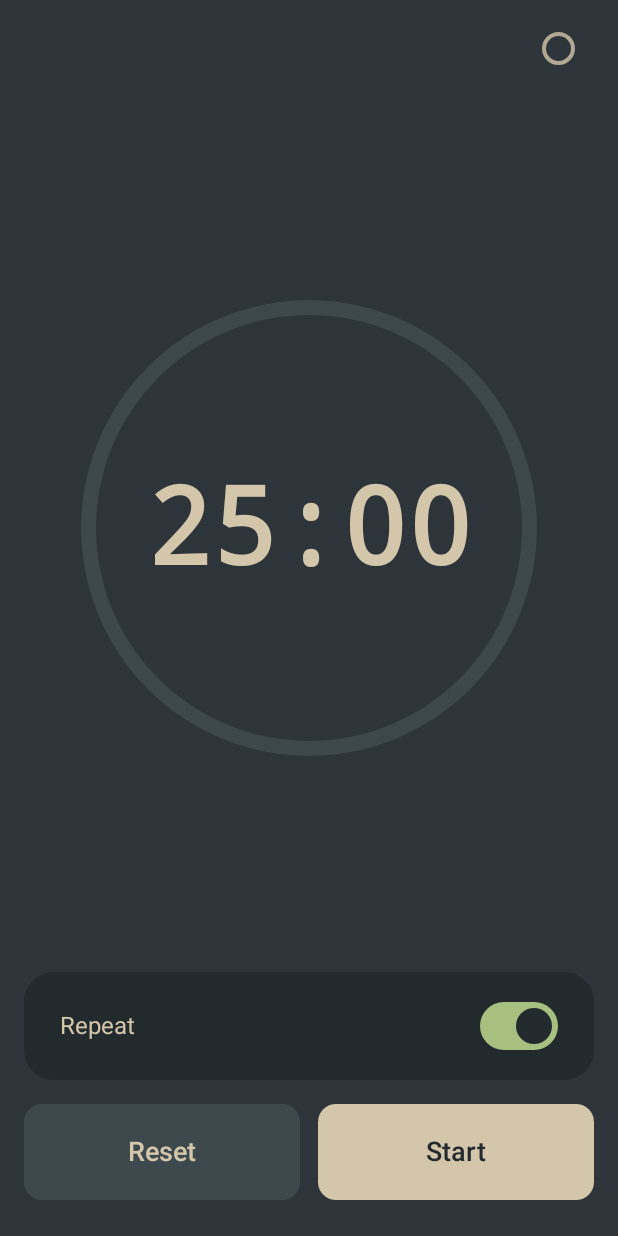
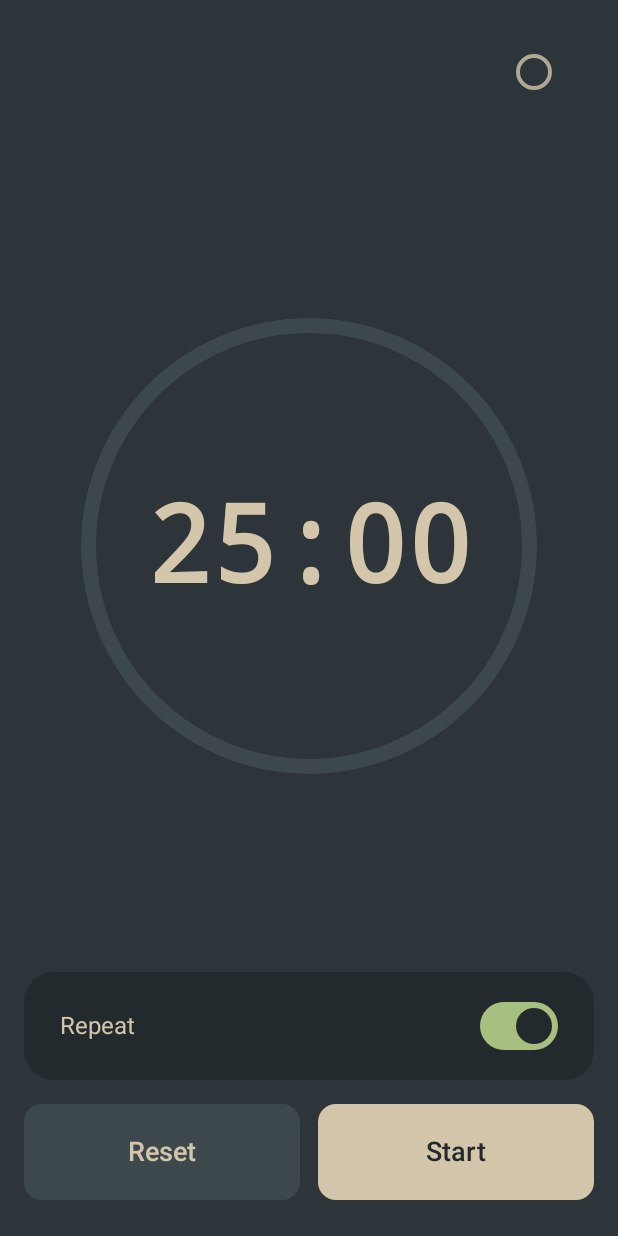
Before and after one commit to jamescrg/enzo, an Android app built with Jetpack Compose: the screen it shows after launch (MainActivity), after a tap on "Repeat", on a phone screen of 412 x 824 dp. Run offline under Robolectric (Android 15) with nearby library versions, the phone set to English and light mode, and no system bars.

Commit message:
Fade out controls while running; larger settings target
- Controls fade a few seconds after the last touch while the timer
  runs, leaving the ring and countdown; any touch brings them back
- "Ring only" option hides the countdown as well
- Settings ring moved in from the corner with a 64dp touch target

```diff
--- a/app/src/main/java/link/darmok/meditationtimer/MainActivity.kt
+++ b/app/src/main/java/link/darmok/meditationtimer/MainActivity.kt
@@ -17,6 +17,8 @@ import androidx.activity.SystemBarStyle
 import androidx.activity.compose.setContent
 import androidx.activity.enableEdgeToEdge
 import androidx.activity.result.contract.ActivityResultContracts
+import androidx.compose.animation.core.animateFloatAsState
+import androidx.compose.animation.core.tween
 import androidx.compose.foundation.background
 import androidx.compose.ui.input.pointer.PointerEventPass
 import androidx.compose.foundation.gestures.awaitFirstDown
@@ -162,6 +164,7 @@ fun TimerApp() {
     val timer by TimerEngine.timer.collectAsStateWithLifecycle()
     val dark by TimerEngine.darkTheme.collectAsStateWithLifecycle()
     val keepScreenOn by TimerEngine.keepScreenOn.collectAsStateWithLifecycle()
+    val ringOnly by TimerEngine.ringOnly.collectAsStateWithLifecycle()
     val p = if (dark) Dark else Light
 
     val activity = LocalContext.current as ComponentActivity
@@ -193,6 +196,24 @@ fun TimerApp() {
     var sheet by remember { mutableStateOf<Sheet?>(null) }
     val minutes = timer.durationSec / 60
 
+    // While running, the controls fade away a few seconds after the last touch, leaving the
+    // ring and countdown (or just the ring). Any touch brings them back.
+    var controlsVisible by remember { mutableStateOf(true) }
+    var touches by remember { mutableIntStateOf(0) }
+    LaunchedEffect(running, touches, sheet) {
+        controlsVisible = true
+        if (running && sheet == null) {
+            delay(4000)
+            controlsVisible = false
+        }
+    }
+    val controlsAlpha by animateFloatAsState(
+        if (controlsVisible) 1f else 0f, tween(if (controlsVisible) 250 else 1500), label = "controls",
+    )
+    val timeAlpha by animateFloatAsState(
+        if (ringOnly && !controlsVisible) 0f else 1f, tween(if (controlsVisible) 250 else 1500), label = "time",
+    )
+
     CompositionLocalProvider(LocalPalette provides p) {
         val scrollState = rememberScrollState()
         Box(
@@ -200,11 +221,24 @@ fun TimerApp() {
                 .fillMaxSize()
                 .background(p.bg)
                 // Swipe up anywhere to pull up settings. Watched on the way down to the children
-                // and never consumed, so buttons and the ring still get their taps.
+                // and normally not consumed, so buttons and the ring still get their taps.
                 .pointerInput(Unit) {
                     val threshold = 56.dp.toPx()
                     awaitEachGesture {
                         val down = awaitFirstDown(requireUnconsumed = false, pass = PointerEventPass.Initial)
+                        touches++
+                        if (!controlsVisible) {
+                            // Controls are faded out: this touch only brings them back. Swallow it
+                            // so it can't press a button the user couldn't see.
+                            controlsVisible = true
+                            down.consume()
+                            while (true) {
+                                val event = awaitPointerEvent(PointerEventPass.Initial)
+                                event.changes.forEach { it.consume() }
+                                if (event.changes.none { it.pressed }) break
+                            }
+                            return@awaitEachGesture
+                        }
                         var opened = false
                         while (true) {
                             val change = awaitPointerEvent(PointerEventPass.Initial)
@@ -237,12 +271,14 @@ fun TimerApp() {
                 Box(
                     Modifier
                         .align(Alignment.End)
-                        .size(48.dp)
+                        .padding(top = 8.dp, end = 8.dp)
+                        .alpha(controlsAlpha)
+                        .size(64.dp) // generous touch target around a small ring
                         .clip(CircleShape)
                         .clickable(role = Role.Button, onClickLabel = "Settings") { sheet = Sheet.SETTINGS },
                     contentAlignment = Alignment.Center,
                 ) {
-                    Box(Modifier.size(22.dp).alpha(0.8f).border(2.5.dp, p.fg, CircleShape))
+                    Box(Modifier.size(24.dp).alpha(0.8f).border(2.5.dp, p.fg, CircleShape))
                 }
 
                 val remainingMs = timer.remainingAt(now)
@@ -255,6 +291,7 @@ fun TimerApp() {
                     val text = formatTime(remainingMs)
                     Text(
                         text,
+                        Modifier.alpha(timeAlpha),
                         color = p.fg,
                         // Three-digit minutes need a smaller size to stay inside the ring.
                         fontSize = if (text.length > 5) 58.sp else 72.sp,
@@ -263,7 +300,7 @@ fun TimerApp() {
                     )
                 }
 
-                Column(verticalArrangement = Arrangement.spacedBy(16.dp)) {
+                Column(Modifier.alpha(controlsAlpha), verticalArrangement = Arrangement.spacedBy(16.dp)) {
                     Column(
                         Modifier.fillMaxWidth().background(p.bgDim, CardShape).padding(8.dp),
                     ) {
@@ -349,6 +386,7 @@ private fun SettingsSheet(onDismiss: () -> Unit) {
     val dark by TimerEngine.darkTheme.collectAsStateWithLifecycle()
     val doNotDisturb by TimerEngine.doNotDisturb.collectAsStateWithLifecycle()
     val keepScreenOn by TimerEngine.keepScreenOn.collectAsStateWithLifecycle()
+    val ringOnly by TimerEngine.ringOnly.collectAsStateWithLifecycle()
 
     // Re-checked on every return to the app, since access is granted in system settings.
     var dndAccess by remember { mutableStateOf(QuietMode.hasAccess(context)) }
@@ -481,6 +519,11 @@ private fun SettingsSheet(onDismiss: () -> Unit) {
                             "Keep screen on", keepScreenOn,
                             caption = "Stay lit while the timer runs",
                             onChange = TimerEngine::setKeepScreenOn,
+                        )
+                        SwitchRow(
+                            "Ring only", ringOnly,
+                            caption = "Hide the countdown too when the controls fade",
+                            onChange = TimerEngine::setRingOnly,
                         )
                         SwitchRow("Dark theme", dark, onChange = { TimerEngine.toggleTheme() })
                     }
--- a/app/src/main/java/link/darmok/meditationtimer/TimerEngine.kt
+++ b/app/src/main/java/link/darmok/meditationtimer/TimerEngine.kt
@@ -48,6 +48,10 @@ object TimerEngine {
     /** Keep the display awake while the timer runs. */
     private val _keepScreenOn = MutableStateFlow(false)
     val keepScreenOn: StateFlow<Boolean> = _keepScreenOn
+
+    /** Hide the countdown along with the controls while running, leaving only the ring. */
+    private val _ringOnly = MutableStateFlow(false)
+    val ringOnly: StateFlow<Boolean> = _ringOnly
 
     private fun now() = SystemClock.elapsedRealtime()
 
@@ -120,6 +124,11 @@ object TimerEngine {
         save()
     }
 
+    fun setRingOnly(enabled: Boolean) {
+        _ringOnly.value = enabled
+        save()
+    }
+
     fun setKeepScreenOn(enabled: Boolean) {
         _keepScreenOn.value = enabled
         save()
@@ -149,6 +158,7 @@ object TimerEngine {
             .put("chimeVolume", _chimeVolume.value.toDouble())
             .put("doNotDisturb", _doNotDisturb.value)
             .put("keepScreenOn", _keepScreenOn.value)
+            .put("ringOnly", _ringOnly.value)
             .put("timers", JSONArray().put(
                 JSONObject().put("duration", t.durationSec).put("repeat", t.repeat).put("chime", t.chime)
             ))
@@ -161,6 +171,7 @@ object TimerEngine {
         _chimeVolume.value = json.optDouble("chimeVolume", 0.8).toFloat().coerceIn(0f, 1f)
         _doNotDisturb.value = json.optBoolean("doNotDisturb", false)
         _keepScreenOn.value = json.optBoolean("keepScreenOn", false)
+        _ringOnly.value = json.optBoolean("ringOnly", false)
 
         // Only one timer on Android; if several were saved, keep the first.
         val t = json.optJSONArray("timers")?.optJSONObject(0) ?: JSONObject()
```
